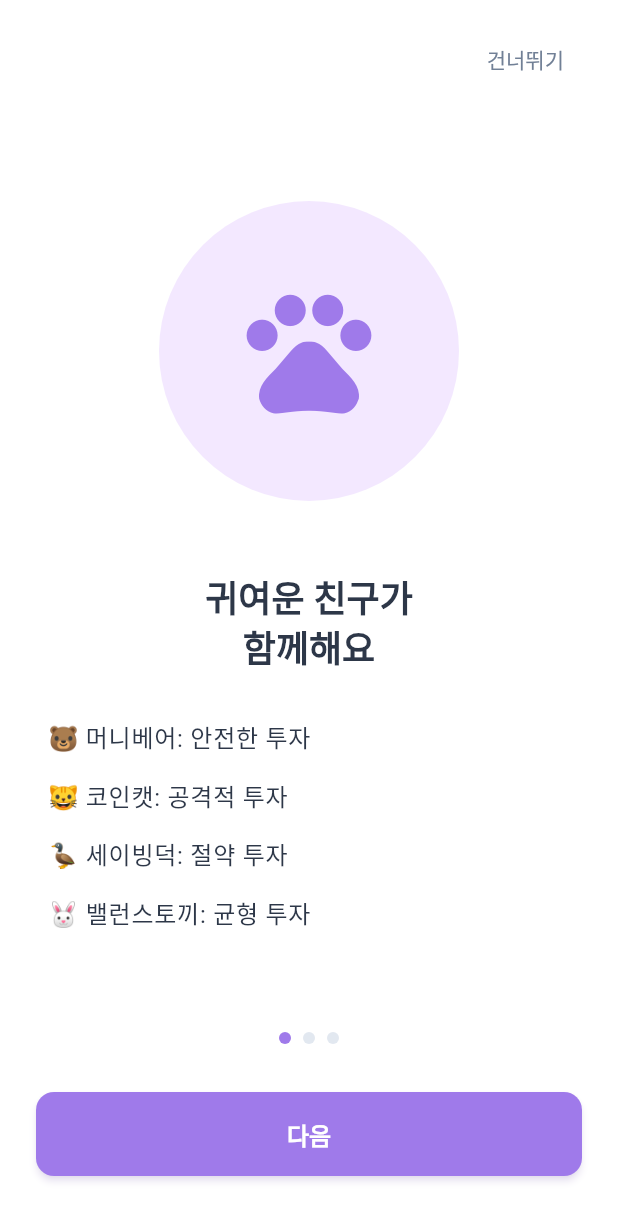
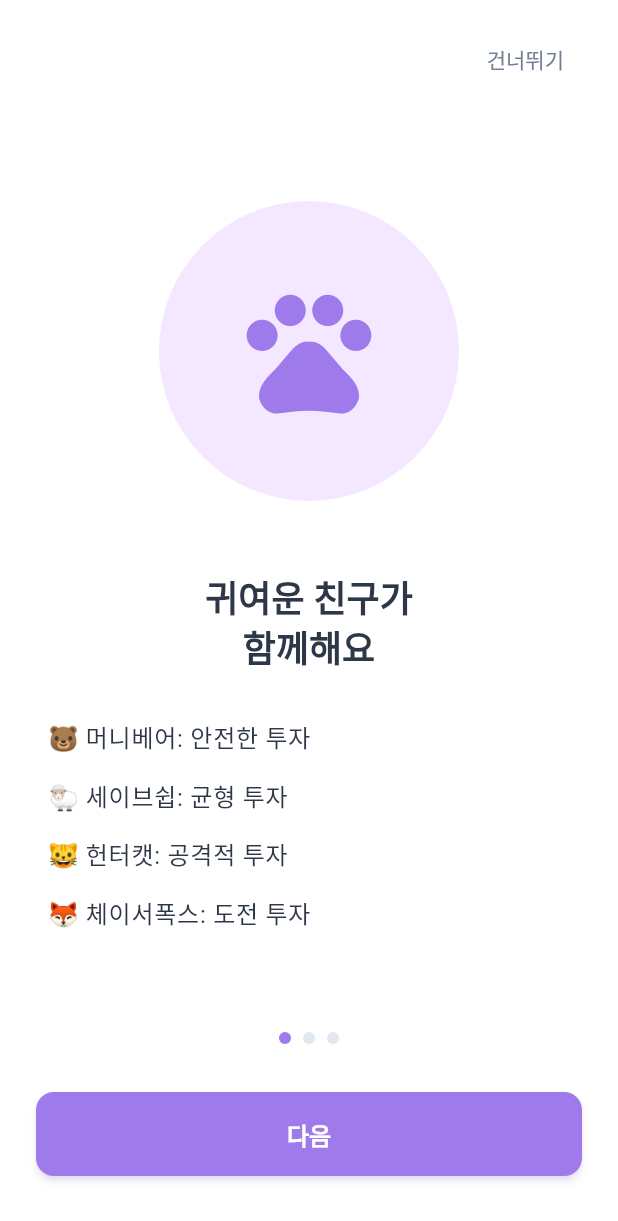
Before and after one commit to tei-young/your_money_pet, a Flutter app: the WelcomeScreen screen opened directly, on a phone screen of 412 x 824 dp. Shown: the top 1221 px of the screen. Run offline on Flutter 3.47's test engine with Material 3 defaults, Android fonts, the phone set to English and light mode, and no system bars; our stand-ins replace firebase_auth, firebase_core, google_sign_in, share_plus; accounts and stored records are empty.

Commit message:
Update character names to latest version
- 세이빙덕 → 체이서폭스 (Saving Duck → Chaser Fox) 🦆→🦊
- 밸런스토끼 → 세이브쉽 (Balance Bunny → Save Sheep) 🐰→🐑
- 코인캣 → 헌터캣 (Coin Cat → Hunter Cat)

Updated files:
- README.md: 성향별 컬러 섹션 및 캐릭터 진화 예시
- welcome_screen.dart: 캐릭터 소개 리스트 (순서도 정리)

```diff
--- a/lib/screens/onboarding/welcome_screen.dart
+++ b/lib/screens/onboarding/welcome_screen.dart
@@ -23,9 +23,9 @@ class _WelcomeScreenState extends State<WelcomeScreen> {
       title: '귀여운 친구가\n함께해요',
       features: [
         '🐻 머니베어: 안전한 투자',
-        '🐱 코인캣: 공격적 투자',
-        '🦆 세이빙덕: 절약 투자',
-        '🐰 밸런스토끼: 균형 투자',
+        '🐑 세이브쉽: 균형 투자',
+        '🐱 헌터캣: 공격적 투자',
+        '🦊 체이서폭스: 도전 투자',
       ],
     ),
     WelcomeSlide(
```
Also changed, not shown: 1 other file.
